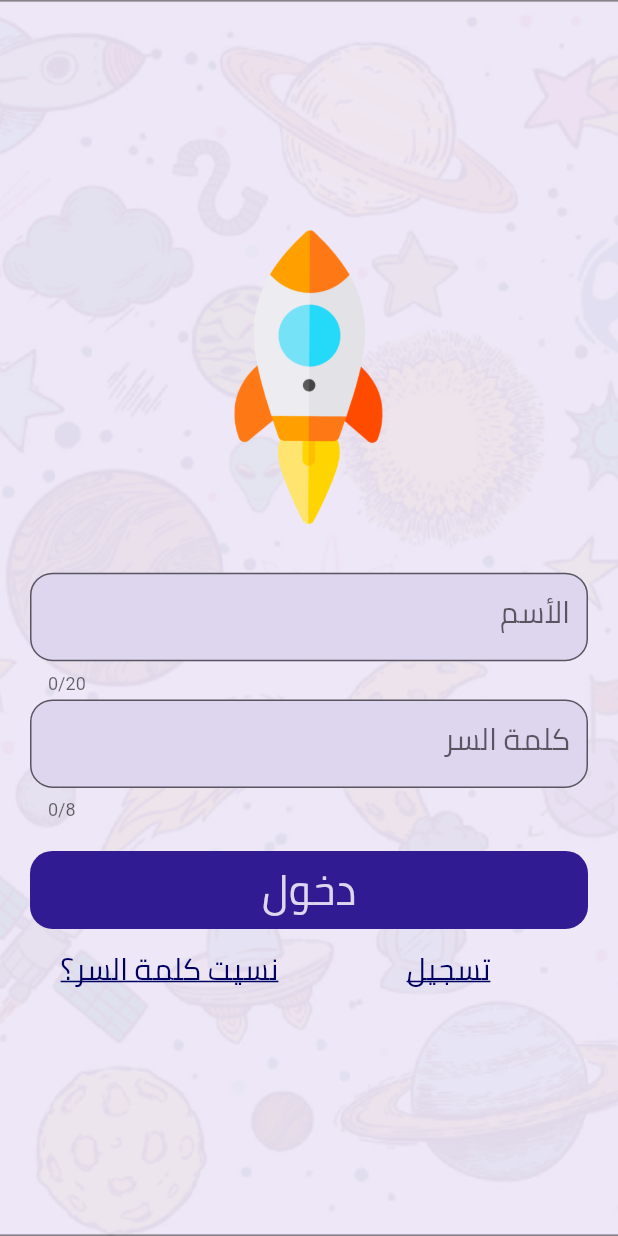
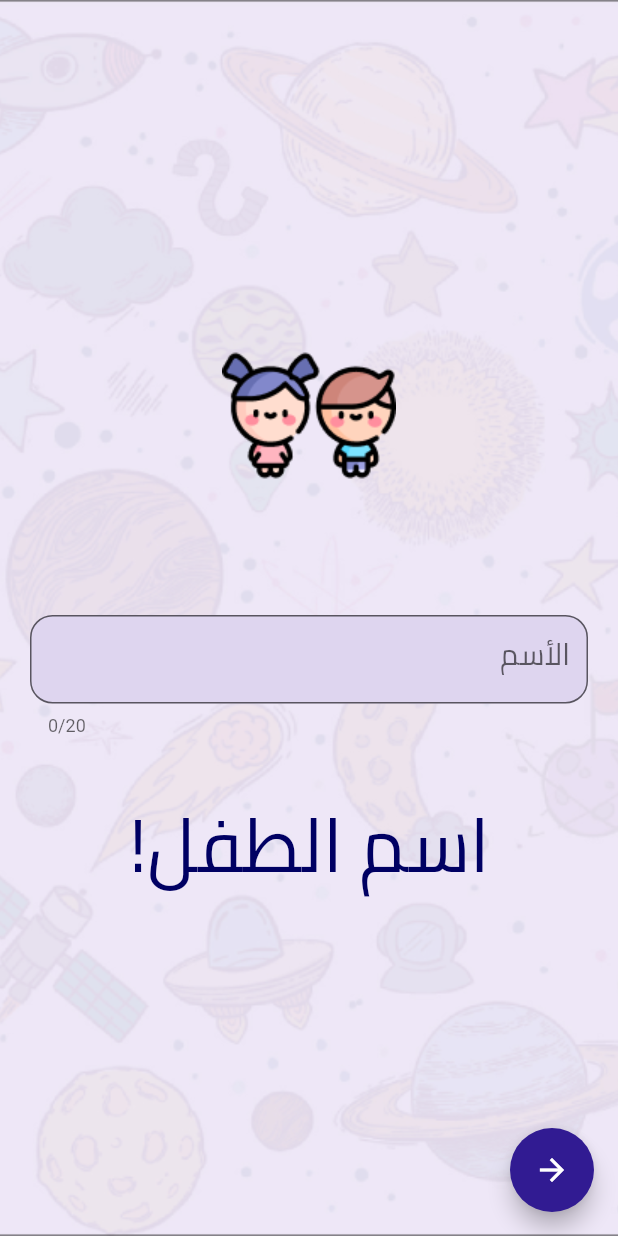
Before and after one commit to AbdoMosa99/Najme-Flutter-Mobile-App, a Flutter app: the screen it shows after launch, after a tap on "تسجيل", on a phone screen of 412 x 824 dp. Run offline on Flutter 3.47's test engine with Material 2 defaults, Android fonts, the phone set to English and light mode, and no system bars.

Commit message:
link registration_screens

```diff
--- a/najme/lib/components/buttons/login_button.dart
+++ b/najme/lib/components/buttons/login_button.dart
@@ -6,12 +6,12 @@ class LoginButton extends StatelessWidget {
     Key? key,
     this.text = 'Null',
     this.color = AppColors.primary,
-    required this.whenTap
+    this.whenTap = null
   }): super(key: key);
 
   final String text;
   final Color color;
-  Function whenTap;
+  var whenTap;
 
   @override
   Widget build(BuildContext context) {
@@ -23,9 +23,7 @@ class LoginButton extends StatelessWidget {
         color: color,
       ),
       child: MaterialButton(
-        onPressed: () {
-          whenTap();
-        },
+        onPressed: whenTap,
         child: Text(
             text,
             textAlign: TextAlign.center,
--- a/najme/lib/components/buttons/right_end_button.dart
+++ b/najme/lib/components/buttons/right_end_button.dart
@@ -1,31 +1,30 @@
 import 'package:flutter/material.dart';
 import 'package:najme/constants/colors.dart';
 
-class rightEndButton extends StatefulWidget {
-   rightEndButton({Key? key,this.icon=Icons.arrow_forward_sharp}) : super(key: key);
+class RightEndButton extends StatefulWidget {
+   RightEndButton({
+     Key? key,
+     this.icon=Icons.arrow_forward_sharp,
+     this.whenTap = null
+   }) : super(key: key);
 
    IconData icon;
+   var whenTap;
 
   @override
-  _rightEndButtonState createState() => _rightEndButtonState();
+  _RightEndButtonState createState() => _RightEndButtonState();
 }
 
-class _rightEndButtonState extends State<rightEndButton> {
+class _RightEndButtonState extends State<RightEndButton> {
   @override
   Widget build(BuildContext context) {
-    return Container(
-
-      alignment: Alignment.bottomRight,
-      child: FloatingActionButton(
-        onPressed: (){},
+    return FloatingActionButton(
+        onPressed:widget.whenTap,
         backgroundColor: AppColors.primary,
 
         child: Icon(
           widget.icon,
-
         ),
-
-      ),
     );
   }
 }
--- a/najme/lib/components/containers/main_container.dart
+++ b/najme/lib/components/containers/main_container.dart
@@ -1,4 +1,5 @@
 import 'package:flutter/material.dart';
+import 'package:najme/components/buttons/right_end_button.dart';
 import 'package:najme/constants/assets.dart';
 import 'package:najme/constants/colors.dart';
 
@@ -9,13 +10,13 @@ class mainContainer extends StatefulWidget {
       required this.child,
       this.bgImage = Assets.screenBackground,
       this.appBar = false,
+      this.floutingButton = null
   }) : super(key: key);
-
 
    Widget child;
    final String bgImage;
    final bool appBar;
-
+   var floutingButton;
 
   @override
   _mainContainerState createState() => _mainContainerState();
@@ -25,8 +26,6 @@ class _mainContainerState extends State<mainContainer> {
   @override
   Widget build(BuildContext context) {
       return Scaffold(
-
-
         appBar: widget.appBar ? AppBar(
           backgroundColor: AppColors.primary,
           leading: IconButton(
@@ -58,9 +57,7 @@ class _mainContainerState extends State<mainContainer> {
           ],
         ) : null,
 
-
-
-          body: Container(
+        body: Container(
               constraints: BoxConstraints.expand(),
               decoration: BoxDecoration(
                 image: DecorationImage(
@@ -76,7 +73,7 @@ class _mainContainerState extends State<mainContainer> {
               )
           ),
 
+        floatingActionButton: widget.floutingButton,
       );
-
   }
 }
--- a/najme/lib/components/text/registration_question.dart
+++ b/najme/lib/components/text/registration_question.dart
@@ -4,10 +4,14 @@ import 'package:najme/constants/colors.dart';
 class order extends StatefulWidget {
   order({
     Key? key,
-    this.question = 'Null'
+    this.question = 'Null',
+    this.size = 64,
+    this.right = true
   }) : super(key: key);
 
   final String question;
+  final double size;
+  final bool right;
 
   @override
   _orderState createState() => _orderState();
@@ -19,10 +23,14 @@ class _orderState extends State<order> {
     return Container(
         child: Text(
           widget.question,
+          maxLines: 2,
+          overflow: TextOverflow.ellipsis,
+          textAlign: TextAlign.center,
+          textDirection: widget.right ? TextDirection.rtl : TextDirection.ltr,
           style: TextStyle(
-              fontSize: 64,
+              fontSize: widget.size,
               fontFamily: 'Cairo',
-              color: AppColors.primary
+              color: AppColors.primaryDark
           ),
         )
     );
--- a/najme/lib/main.dart
+++ b/najme/lib/main.dart
@@ -2,9 +2,9 @@ import 'package:flutter/material.dart';
 import 'package:najme/screens/primary_screens/home_screen.dart';
 import 'package:najme/screens/primary_screens/login_screen.dart';
 import 'package:najme/screens/registeration_screens/gender_screen.dart';
-import 'package:najme/screens/registeration_screens/registeration_2.dart';
+import 'package:najme/screens/registeration_screens/registeration_name.dart';
 
-import 'screens/registeration_screens/registeration_1.dart';
+import 'screens/registeration_screens/registeration_email.dart';
 import 'screens/registeration_screens/registration_level.dart';
 
 
--- a/najme/lib/screens/primary_screens/login_screen.dart
+++ b/najme/lib/screens/primary_screens/login_screen.dart
@@ -4,6 +4,7 @@ import 'package:najme/components/buttons/login_button.dart';
 import 'package:najme/components/containers/main_container.dart';
 import 'package:najme/constants/assets.dart';
 import 'package:najme/constants/colors.dart';
+import 'package:najme/screens/registeration_screens/registeration_name.dart';
 
 import 'home_screen.dart';
 
@@ -72,7 +73,11 @@ class _LoginScreenState extends State<LoginScreen> {
                         Row(
                           //mainAxisAlignment: MainAxisAlignment.center,
                           children: [
+
                               Expanded(
+                                child: Container(
+                                  alignment: Alignment.bottomLeft,
+
                                   child: TextButton(
 
                                     onPressed: () {},
@@ -88,11 +93,24 @@ class _LoginScreenState extends State<LoginScreen> {
                                       ),
                                     ),
                                 ),
-                             //const SizedBox(width: 0.0),
+                              ),
+
+
                             Expanded(
 
+                            child: Container(
+                              alignment: Alignment.bottomRight,
+
                               child: TextButton(
+
                                   onPressed: () {
+
+                                    Navigator.push(
+                                      context,
+                                      MaterialPageRoute(
+                                          builder: (context) => RegistrationName()
+                                      ),
+                                    );
 
                                   },
                                   child: Text(
@@ -107,6 +125,7 @@ class _LoginScreenState extends State<LoginScreen> {
                                     ),
                                   ),
                             ),
+                            ),
                           ],
                         ),
                       ],
--- /dev/null
+++ b/najme/lib/screens/registeration_screens/registeration_name.dart
@@ -0,0 +1,71 @@
+import 'dart:ui';
+import 'package:flutter/material.dart';
+import 'package:najme/components/containers/main_container.dart';
+import 'package:najme/components/buttons/right_end_button.dart';
+import 'package:najme/components/text/registration_question.dart';
+import 'package:najme/components/text_box/form_text_box.dart';
+import 'package:najme/constants/assets.dart';
+import 'package:najme/constants/colors.dart';
+import 'package:najme/screens/registeration_screens/registeration_email.dart';
+class RegistrationName extends StatelessWidget {
+  const RegistrationName({Key? key}) : super(key: key);
+  @override
+  Widget build(BuildContext context) {
+    var nameController=TextEditingController();
+    return mainContainer(
+              // a box in which a single widget can be scrolled.
+              child:SingleChildScrollView(
+                child: Column(
+                  children: [
+
+                Padding(
+                padding: const EdgeInsets.all(30),
+                // Determine the direction " page ,text"
+                child: Image(
+                   image: AssetImage(Assets.child),
+
+                ),
+                ),
+
+                    const SizedBox(
+                      height: 45.0,
+                    ),
+
+
+                    //Create name container
+                    FormTextBox(
+                          text: "الأسم",
+                          length: 20,
+                          controllerKind: nameController,
+                          type: TextInputType.name,
+                      ),
+
+                    const SizedBox(
+                      height: 25.0,
+                    ),
+
+                    order(
+                      question: "اسم الطفل!",
+                      size: 50.0,
+                    ),
+
+                    const SizedBox(
+                      height: 25.0,
+                    ),
+
+                  ],
+                ),
+              ),
+          floutingButton: RightEndButton(
+            whenTap: (){
+              Navigator.push(
+                context,
+                MaterialPageRoute(
+                    builder: (context) => RegisterationEmail()
+                ),
+              );
+            },
+          ),
+    );
+  }
+}
```
Also changed, not shown: najme/lib/components/buttons/birth_date_button.dart (+6 -2 lines), najme/lib/components/buttons/choise_button_text.dart (+3 -6 lines), najme/lib/components/buttons/gender_button.dart (+3 -5 lines), najme/lib/components/containers/home_container.dart (+5 -6 lines), najme/lib/screens/registeration_screens/gender_screen.dart (+22 -28 lines), najme/lib/screens/registeration_screens/registeration_2.dart (deleted, +0 -77 lines), najme/lib/screens/registeration_screens/registeration_email.dart (renamed from najme/lib/screens/registeration_screens/registeration_1.dart, +50 -7 lines), najme/lib/screens/registeration_screens/registration_date.dart (+39 -15 lines), najme/lib/screens/registeration_screens/registration_level.dart (+18 -3 lines). Lines whose indentation alone changed are shown as unchanged.
